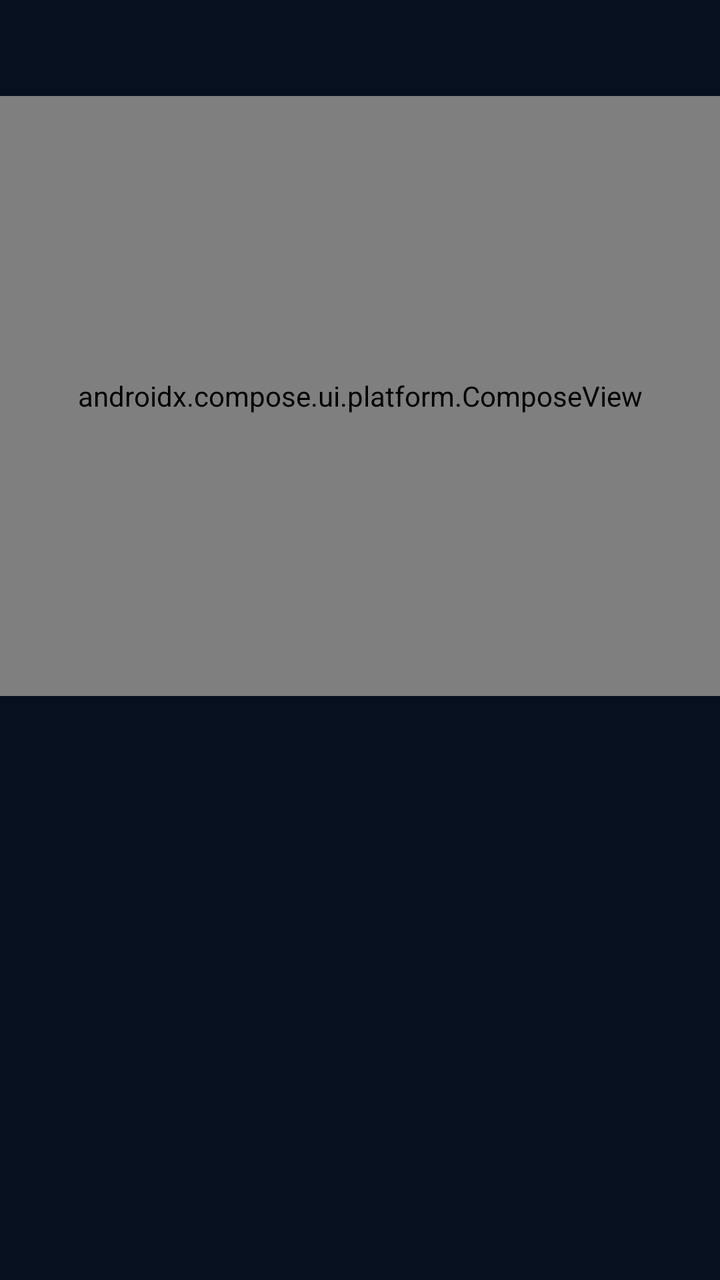
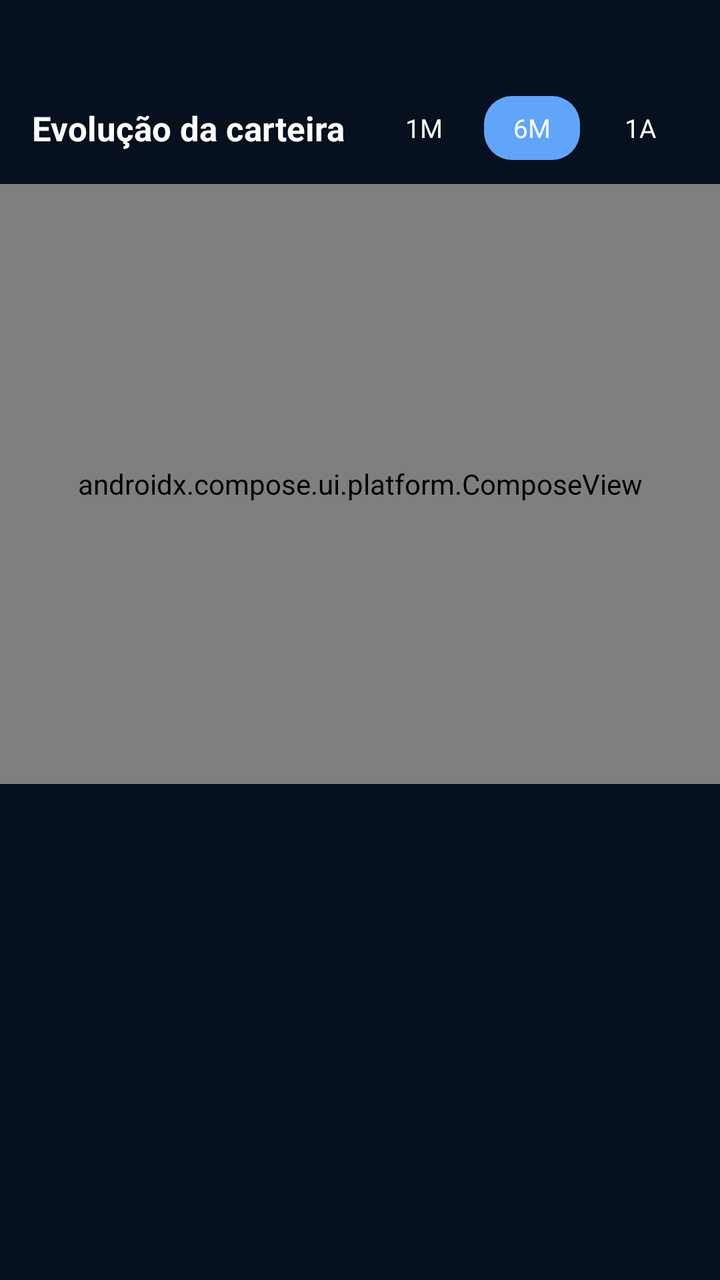

Compare the two renders of this Android layout. The source of the first and the diff that turns it into the second are given below.
<!-- AndroidManifest.xml: application theme Theme.AccurancyMobileApp -->
<!-- res/layout/fragment_dashboard.xml -->
<?xml version="1.0" encoding="utf-8"?>
<FrameLayout
    xmlns:android="http://schemas.android.com/apk/res/android"
    xmlns:app="http://schemas.android.com/apk/res-auto"
    xmlns:tools="http://schemas.android.com/tools"
    android:layout_width="match_parent"
    android:layout_height="match_parent"
    tools:context=".activities.MainPageActivity"
    android:background="@color/bg_deep">

    <androidx.core.widget.NestedScrollView
        android:id="@+id/main"
        android:layout_width="match_parent"
        android:layout_height="match_parent">

        <LinearLayout
            android:layout_width="match_parent"
            android:layout_height="match_parent"
            android:orientation="vertical"
            android:paddingTop="48dp"
            android:paddingBottom="32dp">

            <View
                android:layout_width="match_parent"
                android:layout_height="0dp"
                android:layout_weight="1"/>


            <androidx.compose.ui.platform.ComposeView
                android:id="@+id/ctvChart"
                android:layout_width="match_parent"
                android:layout_height="300dp" />

            <androidx.recyclerview.widget.RecyclerView
                android:id="@+id/recyclerInvestimentos"
                android:layout_width="match_parent"
                android:layout_height="wrap_content"
                android:nestedScrollingEnabled="false"
                android:paddingHorizontal="16dp"
                tools:itemCount="8"
                tools:listitem="@layout/item_investiment" />

        </LinearLayout>

    </androidx.core.widget.NestedScrollView>

</FrameLayout>
<!-- res/layout/item_investiment.xml (included above) -->
<?xml version="1.0" encoding="utf-8"?>
<LinearLayout xmlns:android="http://schemas.android.com/apk/res/android"
    android:layout_width="match_parent"
    android:layout_height="wrap_content"
    xmlns:tools="http://schemas.android.com/tools"
    android:orientation="horizontal"
    android:gravity="center_vertical"
    android:background="?attr/selectableItemBackground"
    android:paddingVertical="10dp">

    
    <TextView
        android:id="@+id/txtIconAtivo"
        android:layout_width="44dp"
        android:layout_height="44dp"
        android:layout_marginEnd="12dp"
        android:background="@drawable/bg_icon_circle"
        android:gravity="center"
        android:text="B"
        android:textColor="@android:color/white"
        android:textStyle="bold"
        tools:ignore="HardcodedText" />
    
    <LinearLayout
        android:layout_width="0dp"
        android:layout_height="wrap_content"
        android:layout_weight="1"
        android:orientation="vertical">

        <TextView
            android:id="@+id/txtNomeAtivo"
            android:layout_width="wrap_content"
            android:layout_height="wrap_content"
            android:text="Bitcoin"
            android:textColor="@color/text_primary"
            android:textSize="15sp"
            android:textStyle="bold"/>
        
        <TextView
            android:id="@+id/txtSubtituloAtivo"
            android:layout_width="wrap_content"
            android:layout_height="wrap_content"
            android:text="Qualquer coisa"
            android:layout_marginTop="2dp"
            android:textColor="@color/text_secondary"
            android:textSize="12sp"/>

    </LinearLayout>
    
    <LinearLayout
        android:layout_width="wrap_content"
        android:layout_height="wrap_content"
        android:orientation="vertical"
        android:gravity="end">
        
        <TextView
            android:id="@+id/txtValorAtivo"
            android:layout_width="wrap_content"
            android:layout_height="wrap_content"
            android:text="R$ 99999"
            android:textColor="@color/text_primary"
            android:textSize="15sp"
            android:textStyle="bold"/>

        <TextView
            android:id="@+id/txtVariacaoAtivo"
            android:layout_width="wrap_content"
            android:layout_height="wrap_content"
            android:layout_marginTop="2dp"
            android:text="▲ +18,4%"
            android:textColor="@color/green_positive"
            android:textSize="12sp"
            android:textStyle="bold"/>

    </LinearLayout>
</LinearLayout>
<!-- resources referenced by this layout -->
<resources>
  <color name="bg_deep">#FF06101E</color>
  <color name="green_positive">#22C55E</color>
  <color name="text_primary">#FFF1F5F9</color>
  <color name="text_secondary">#FF475569</color>
  <!-- drawable bg_icon_circle (drawable) -->
  <?xml version="1.0" encoding="utf-8"?>
  <shape xmlns:android="http://schemas.android.com/apk/res/android"
      android:shape="oval">
      <solid android:color="@color/primary_blue" />
  </shape>
  <style name="Theme.AccurancyMobileApp" parent="Base.Theme.AccurancyMobileApp" />
  <color name="primary_blue">#FF2563EB</color>
  <style name="Base.Theme.AccurancyMobileApp" parent="Theme.Material3.DayNight.NoActionBar">
          
          
      </style>
</resources>

<!-- the commit's change to res/layout/fragment_dashboard.xml (unified diff, before → after) -->
@@ -25,6 +25,67 @@
                 android:layout_height="0dp"
                 android:layout_weight="1"/>
 
+            
+            <LinearLayout
+                android:layout_width="match_parent"
+                android:layout_height="wrap_content"
+                android:orientation="horizontal"
+                android:gravity="center_vertical"
+                android:paddingHorizontal="16dp"
+                android:paddingBottom="12dp">
+
+                
+                <TextView
+                    android:id="@+id/tvEvolucaoCarteira"
+                    android:layout_width="0dp"
+                    android:layout_height="wrap_content"
+                    android:layout_weight="1"
+                    android:text="Evolução da carteira"
+                    android:textColor="@android:color/white"
+                    android:textSize="17sp"
+                    android:textStyle="bold" />
+
+                <TextView
+                    android:id="@+id/btn1M"
+                    android:layout_width="48dp"
+                    android:layout_height="32dp"
+                    android:layout_marginStart="6dp"
+                    android:background="@drawable/bg_periodo_normal"
+                    android:gravity="center"
+                    android:text="1M"
+                    android:textColor="@android:color/white"
+                    android:textSize="13sp"
+                    android:clickable="true"
+                    android:focusable="true"
+                    />
+
+                <TextView
+                    android:id="@+id/btn6M"
+                    android:layout_width="48dp"
+                    android:layout_height="32dp"
+                    android:layout_marginStart="6dp"
+                    android:background="@drawable/bg_periodo_selecionado"
+                    android:gravity="center"
+                    android:text="6M"
+                    android:textColor="@android:color/white"
+                    android:textSize="13sp"
+                    android:clickable="true"
+                    android:focusable="true" />
+
+                <TextView
+                    android:id="@+id/btn1A"
+                    android:layout_width="48dp"
+                    android:layout_height="32dp"
+                    android:layout_marginStart="6dp"
+                    android:background="@drawable/bg_periodo_normal"
+                    android:gravity="center"
+                    android:text="1A"
+                    android:textColor="@android:color/white"
+                    android:textSize="13sp"
+                    android:clickable="true"
+                    android:focusable="true" />
+
+            </LinearLayout>
 
             <androidx.compose.ui.platform.ComposeView
                 android:id="@+id/ctvChart"
<!-- resource entries referenced after the edit -->
@@ -10,6 +10,28 @@
       android:shape="oval">
       <solid android:color="@color/primary_blue" />
   </shape>
+  <!-- drawable bg_periodo_normal (drawable) -->
+  <?xml version="1.0" encoding="utf-8"?>
+  <shape xmlns:android="http://schemas.android.com/apk/res/android"
+      android:shape="rectangle">
+  
+      <solid android:color="@color/bg_deep" />
+  
+      <corners android:radius="8dp" />
+  
+  </shape>
+  <!-- drawable bg_periodo_selecionado (drawable) -->
+  <?xml version="1.0" encoding="utf-8"?>
+  <shape xmlns:android="http://schemas.android.com/apk/res/android"
+      android:shape="rectangle">
+  
+      <solid android:color="#60A5FA" />
+  
+  
+  
+      <corners android:radius="14dp" />
+  
+  </shape>
   <style name="Theme.AccurancyMobileApp" parent="Base.Theme.AccurancyMobileApp" />
   <color name="primary_blue">#FF2563EB</color>
   <style name="Base.Theme.AccurancyMobileApp" parent="Theme.Material3.DayNight.NoActionBar">
